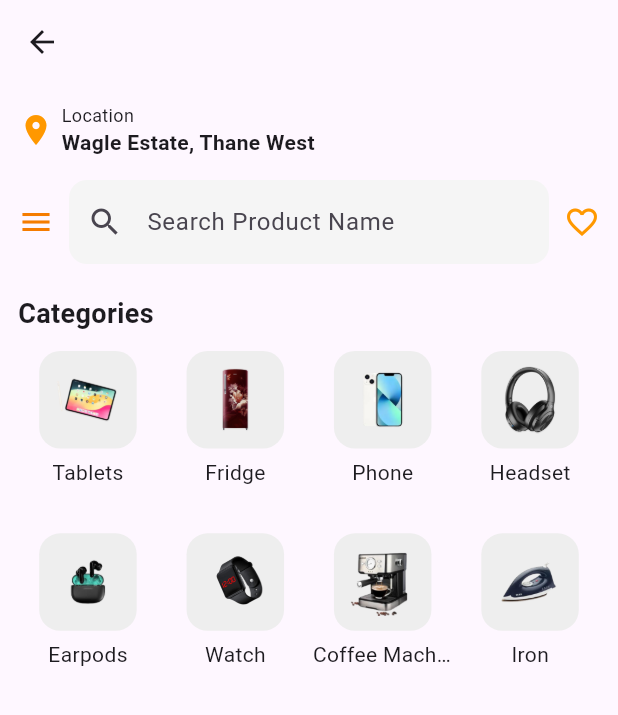
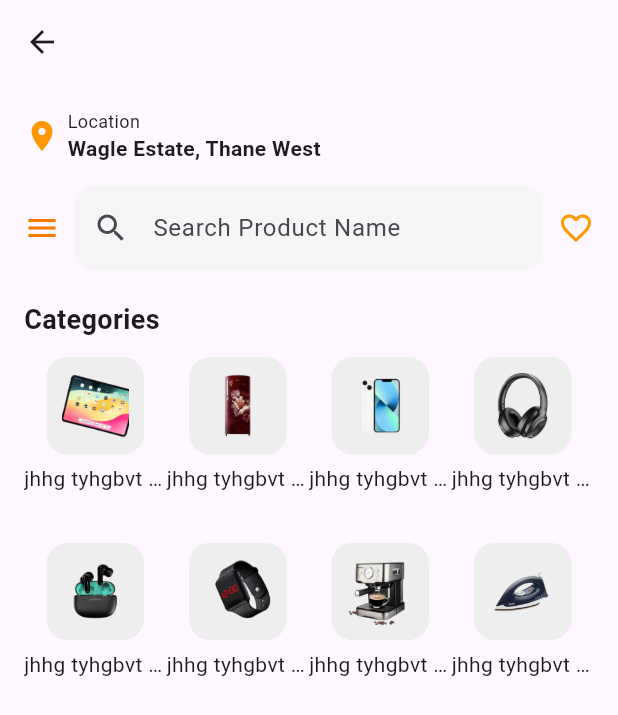
Before and after one commit to omkar123-coder/Ui_Making, a Flutter app: the SubCategoryScreen screen opened directly with empty values, on a phone screen of 412 x 824 dp. Shown: the top 715 px of the screen. Run offline on Flutter 3.47's test engine with Material 3 defaults, Android fonts, the phone set to English and light mode, and no system bars.

Commit message:
Changes said by seniors

```diff
--- a/lib/screens/home_screen.dart
+++ b/lib/screens/home_screen.dart
@@ -60,9 +60,9 @@ class HomeScreen extends StatelessWidget {
                       gridDelegate:
                           const SliverGridDelegateWithFixedCrossAxisCount(
                         crossAxisCount: 4,
-                        childAspectRatio: 0.8,
                         crossAxisSpacing: 2,
                         mainAxisSpacing: 2,
+                        mainAxisExtent: 100,
                       ),
                       itemBuilder: (context, index) {
                         final category = categories[index];
--- a/lib/screens/subcategory_screen.dart
+++ b/lib/screens/subcategory_screen.dart
@@ -18,12 +18,13 @@ class SubCategoryScreen extends StatelessWidget {
       appBar: AppBar(
         title: Text(title),
       ),
-      body: Padding(
-        padding: const EdgeInsets.all(12),
+      body: SingleChildScrollView(
+        padding: EdgeInsets.symmetric(horizontal: 16, vertical: 16),
+        physics: AlwaysScrollableScrollPhysics(),
         child: Column(
           crossAxisAlignment: CrossAxisAlignment.start,
           children: [
-            const Header(),
+            Header(),
             const SizedBox(height: 20),
             const Text(
               'Categories',
@@ -33,13 +34,13 @@ class SubCategoryScreen extends StatelessWidget {
               ),
             ),
             const SizedBox(height: 12),
-            Expanded(
-              child: GridView.builder(
+            GridView.builder(
               itemCount: subCategories.length,
+              physics: NeverScrollableScrollPhysics(),
+              shrinkWrap: true,
               gridDelegate: const SliverGridDelegateWithFixedCrossAxisCount(
                 crossAxisCount: 4,
                 mainAxisSpacing: 5,
-                  crossAxisSpacing: 5,
                 childAspectRatio: 0.8,
               ),
               itemBuilder: (context, index) {
@@ -60,7 +61,6 @@ class SubCategoryScreen extends StatelessWidget {
                 );
               },
             ),
-            ),
           ],
         ),
       ),
--- a/lib/widgets/category_card.dart
+++ b/lib/widgets/category_card.dart
@@ -3,7 +3,7 @@ import '../models/category_model.dart';
 
 class CategoryCard extends StatelessWidget {
   final CategoryModel category;
-  final onTap;
+  final VoidCallback onTap;
 
   const CategoryCard({
     super.key,
@@ -27,17 +27,15 @@ class CategoryCard extends StatelessWidget {
             ),
             child: Image.asset(
               category.image,
-              fit: BoxFit.contain,
+              fit: BoxFit.cover,
             ),
           ),
           const SizedBox(height: 6),
-          Expanded(
-            child: Text(
-              category.title,
-              overflow: TextOverflow.ellipsis,
-              style: const TextStyle(
-                fontSize: 14,
-              ),
+          Text(
+            "jhhg tyhgbvt gjt bfhrhyry",
+            overflow: TextOverflow.ellipsis,
+            style: const TextStyle(
+              fontSize: 14,
             ),
           ),
         ],
```
Lines whose indentation alone changed are shown as unchanged.
